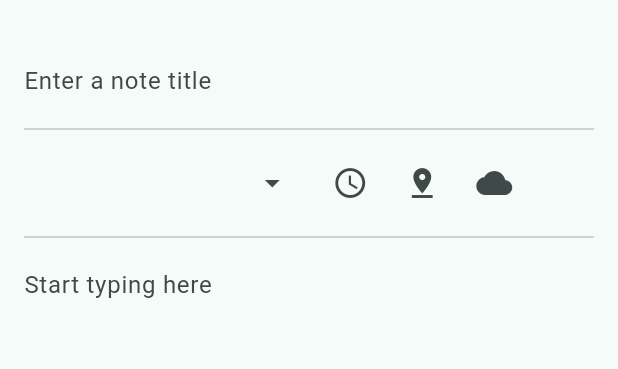
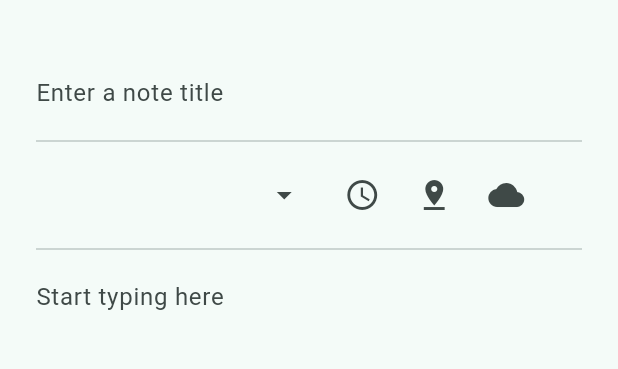
Before and after one commit to Rustatano/Arctic-tern, a Flutter app: the NoteInfoScreen screen opened directly with empty values, after a tap on "Edit", on a phone screen of 412 x 824 dp, the part 63-432 px from its top. Run offline on Flutter 3.47's test engine with Material 3 defaults, Android fonts, the phone set to English and light mode, and no system bars; our stand-ins replace sqflite; accounts and stored records are empty.

Commit message:
scrollable screens

```diff
--- a/lib/edit_screen.dart
+++ b/lib/edit_screen.dart
@@ -13,6 +13,7 @@ class EditScreen extends StatefulWidget {
 }
 
 class _EditScreenState extends State<EditScreen> {
+  static const padding = 24.0;
   late Note editedNote;
   late TextEditingController titleTextController;
   late TextEditingController contentTextController;
@@ -31,14 +32,15 @@ class _EditScreenState extends State<EditScreen> {
   Widget build(BuildContext context) {
     return Scaffold(
       body: Padding(
-        padding: const EdgeInsets.all(16.0),
-        child: Column(
+        padding: const EdgeInsets.all(padding),
+        child: ListView(
           children: [
             Row(
               children: [
                 SizedBox(
-                  width: MediaQuery.sizeOf(context).width - 32,
+                  width: MediaQuery.sizeOf(context).width - padding * 2,
                   child: TextField(
+                    maxLines: null,
                     controller: titleTextController,
                     onChanged: (String title) {
                       setState(() {
@@ -111,7 +113,7 @@ class _EditScreenState extends State<EditScreen> {
             Row(
               children: [
                 SizedBox(
-                  width: MediaQuery.sizeOf(context).width - 32,
+                  width: MediaQuery.sizeOf(context).width - padding * 2,
                   child: TextField(
                     controller: contentTextController,
                     maxLines: null,
--- a/lib/note_info_screen.dart
+++ b/lib/note_info_screen.dart
@@ -6,7 +6,8 @@ class NoteInfoScreen extends StatefulWidget {
   final Note note;
   final Function refreshNotesCallback;
 
-  const NoteInfoScreen({super.key, required this.note, required this.refreshNotesCallback});
+  const NoteInfoScreen(
+      {super.key, required this.note, required this.refreshNotesCallback});
 
   @override
   State<NoteInfoScreen> createState() => _NoteInfoScreenState();
@@ -24,7 +25,9 @@ class _NoteInfoScreenState extends State<NoteInfoScreen> {
               Navigator.push(
                 context,
                 MaterialPageRoute(
-                  builder: (context) => EditScreen(note: widget.note, refreshNotesCallback: widget.refreshNotesCallback),
+                  builder: (context) => EditScreen(
+                      note: widget.note,
+                      refreshNotesCallback: widget.refreshNotesCallback),
                 ),
               );
             },
@@ -35,8 +38,12 @@ class _NoteInfoScreenState extends State<NoteInfoScreen> {
         ],
       ),
       body: Padding(
-        padding: const EdgeInsets.all(10.0),
-        child: Text(widget.note.content),
+        padding: const EdgeInsets.all(24.0),
+        child: ListView(
+          children: [
+            Text(widget.note.content),
+          ],
+        ),
       ),
     );
   }
```
Also changed, not shown: lib/main.dart (+9 -18 lines).
